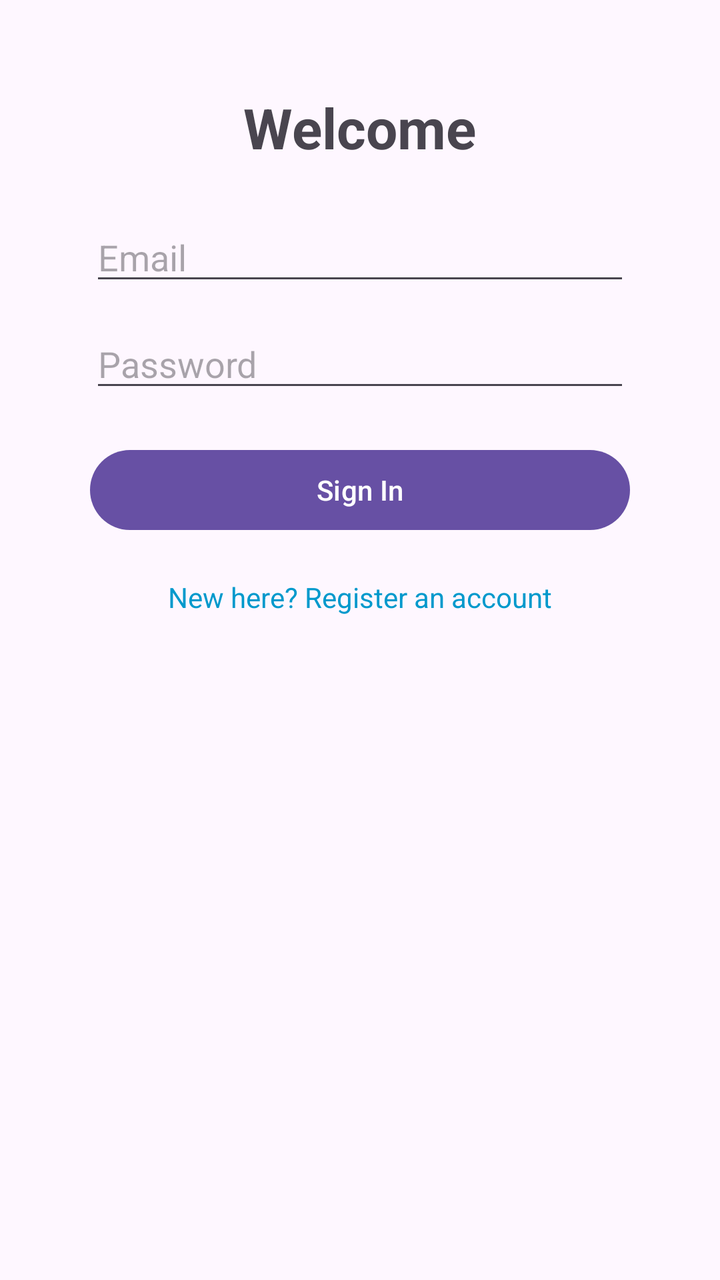
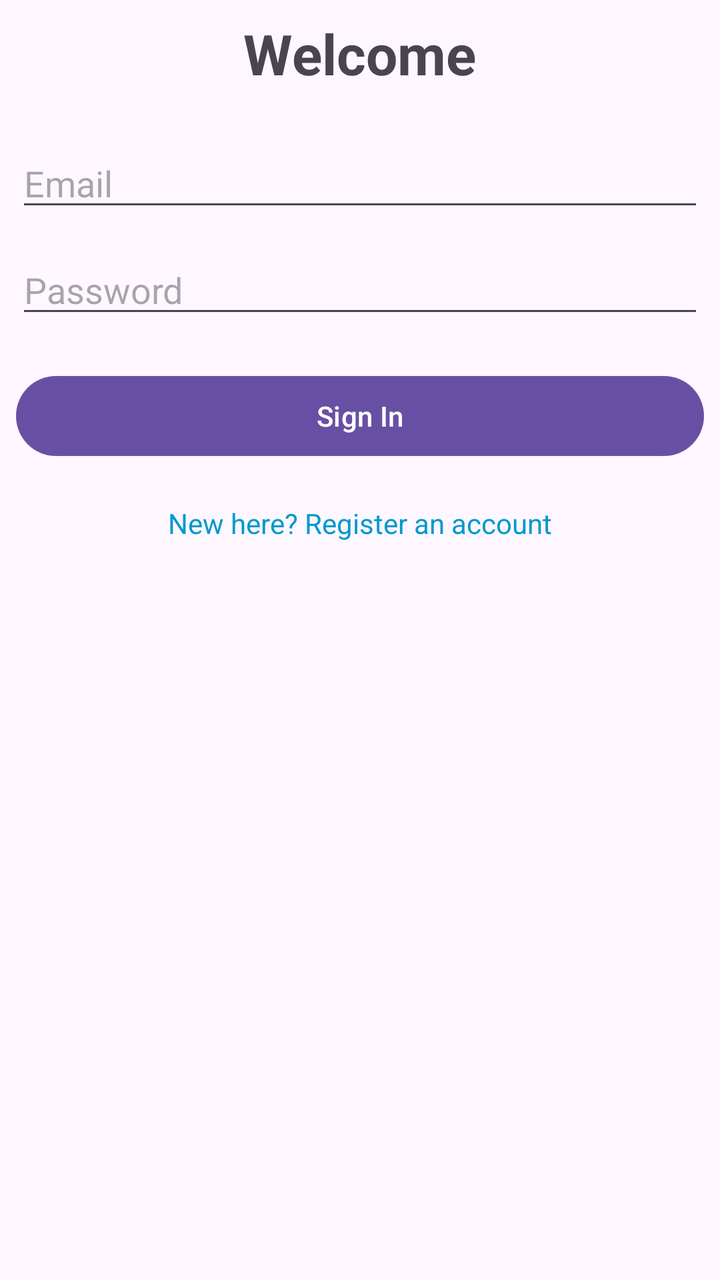

Compare the two renders of this Android layout. The source of the first and the diff that turns it into the second are given below.
<!-- AndroidManifest.xml: application theme Theme.FinalYearProject -->
<!-- res/layout/activity_main.xml -->
<?xml version="1.0" encoding="utf-8"?>
<ScrollView xmlns:android="http://schemas.android.com/apk/res/android"
    android:layout_width="match_parent" android:layout_height="match_parent"
    android:padding="45dp">

    <LinearLayout
        android:layout_width="match_parent"
        android:layout_height="wrap_content"
        android:orientation="vertical"
        android:gravity="center_horizontal">

        <TextView
            android:text="Welcome"
            android:textSize="28sp"
            android:textStyle="bold"
            android:layout_marginBottom="24dp"
            android:layout_width="wrap_content"
            android:layout_height="wrap_content"/>

        <EditText
            android:id="@+id/emailET"
            android:hint="Email"
            android:inputType="textEmailAddress"
            android:layout_width="match_parent"
            android:layout_height="wrap_content"/>

        <EditText
            android:id="@+id/passwordET"
            android:hint="Password"
            android:inputType="textPassword"
            android:layout_width="match_parent"
            android:layout_height="wrap_content"
            android:layout_marginTop="12dp"/>

        <Button
            android:id="@+id/signInBtn"
            android:text="Sign In"
            android:layout_width="match_parent"
            android:layout_height="wrap_content"
            android:layout_marginTop="20dp"/>

        <TextView
            android:id="@+id/registerLink"
            android:text="New here? Register an account"
            android:textColor="@android:color/holo_blue_dark"
            android:layout_marginTop="20dp"
            android:layout_width="wrap_content"
            android:layout_height="wrap_content"/>
    </LinearLayout>
</ScrollView>
<!-- resources referenced by this layout -->
<resources>
  <style name="Theme.FinalYearProject" parent="Base.Theme.FinalYearProject" />
  <style name="Base.Theme.FinalYearProject" parent="Theme.Material3.DayNight.NoActionBar">
          
          
      </style>
</resources>

<!-- the commit's change to res/layout/activity_main.xml (unified diff, before → after) -->
@@ -1,7 +1,7 @@
 <?xml version="1.0" encoding="utf-8"?>
 <ScrollView xmlns:android="http://schemas.android.com/apk/res/android"
     android:layout_width="match_parent" android:layout_height="match_parent"
-    android:padding="45dp">
+    android:padding="8dp">
 
     <LinearLayout
         android:layout_width="match_parent"
